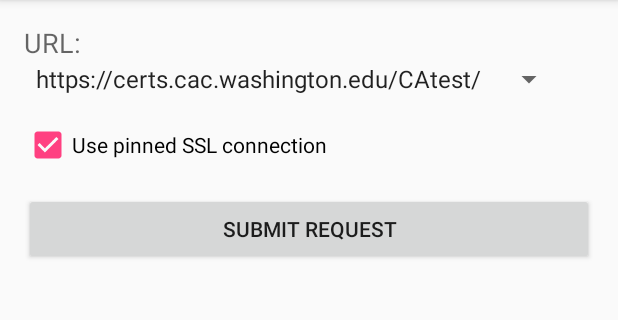
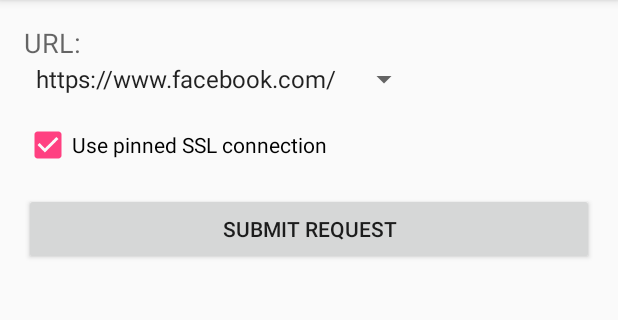
Before and after one commit to 7a6ac0/SSLPinningOkHttp, an Android app: the screen it shows after launch (MainActivity), on a phone screen of 412 x 824 dp, the part 84-404 px from its top. Run offline under Robolectric (Android 15) with nearby library versions, the phone set to English and light mode, and no system bars.

Commit message:
add cert.sh

```diff
--- a/app/src/main/res/values/strings.xml
+++ b/app/src/main/res/values/strings.xml
@@ -9,8 +9,8 @@
     <string name="refused">Connection refused</string>
     <string name="success">Connection OK</string>
     <string-array name="urls">
-        <item>https://certs.cac.washington.edu/CAtest/</item>
-        <item>https://www.httpsnow.org/</item>
+        <item>https://www.facebook.com/</item>
+        <item>https://www.google.com/</item>
         <item>https://github.com/</item>
     </string-array>
 
```
Also changed, not shown: 3 other files.
